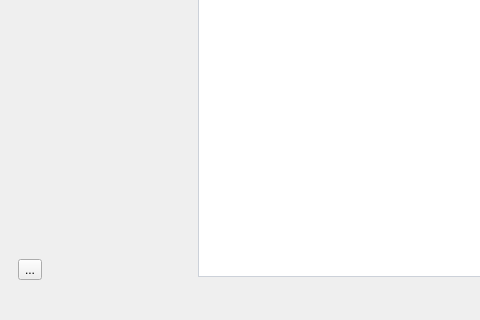
First picture: the form in GUI/GUI_2.ui, repository NT-me/ActualiT, before the edit; both pictures show x 0 to 480 and y 442 to 762 of the 1049 by 762 pixel window.
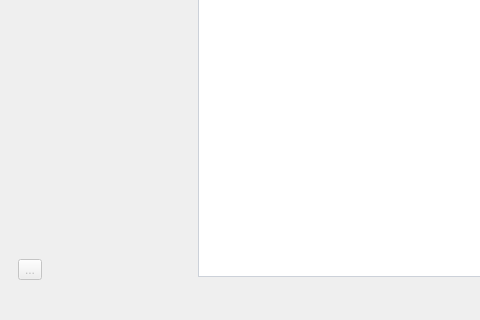
Second picture: the form after the edit. The open tabs and pages were chosen to show the change. Icons and pictures are not drawn.

Commit message: you can delete your sources

The edit to the form file:
```diff
--- a/GUI/GUI_2.ui
+++ b/GUI/GUI_2.ui
@@ -917,6 +917,9 @@
        </item>
        <item>
         <widget class="QToolButton" name="toolButton">
+         <property name="enabled">
+          <bool>false</bool>
+         </property>
          <property name="text">
           <string>...</string>
          </property>
```
Left out of the diff: 15 changed lines with no effect on the pictures. The commit also changes 2 other files.
